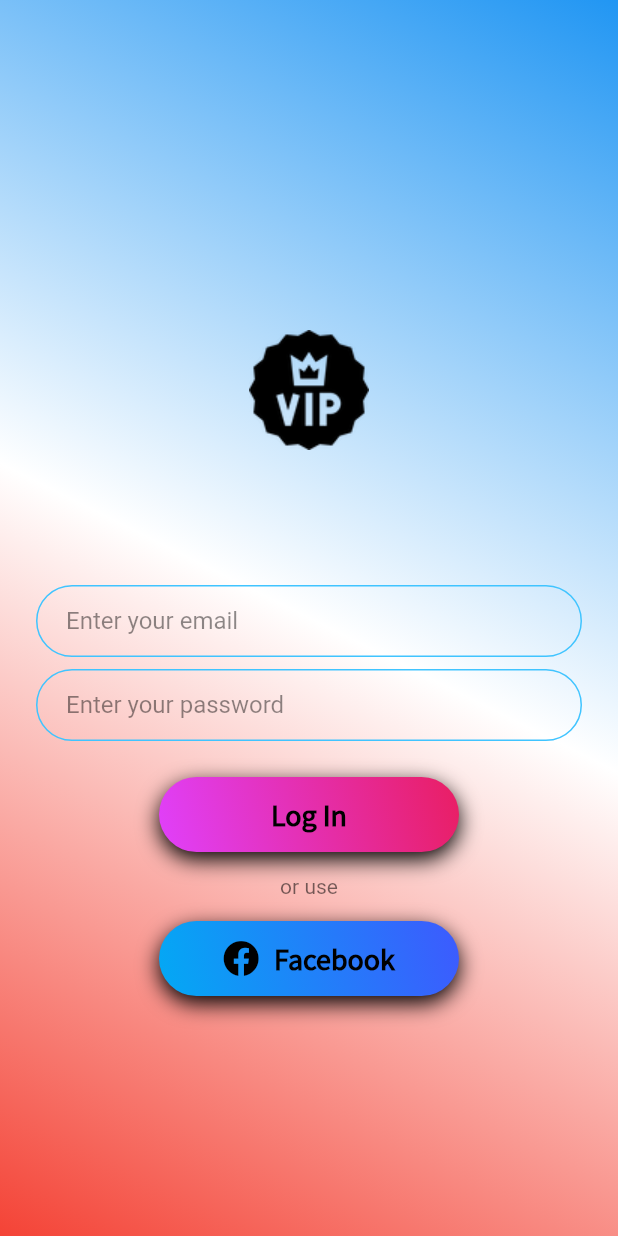
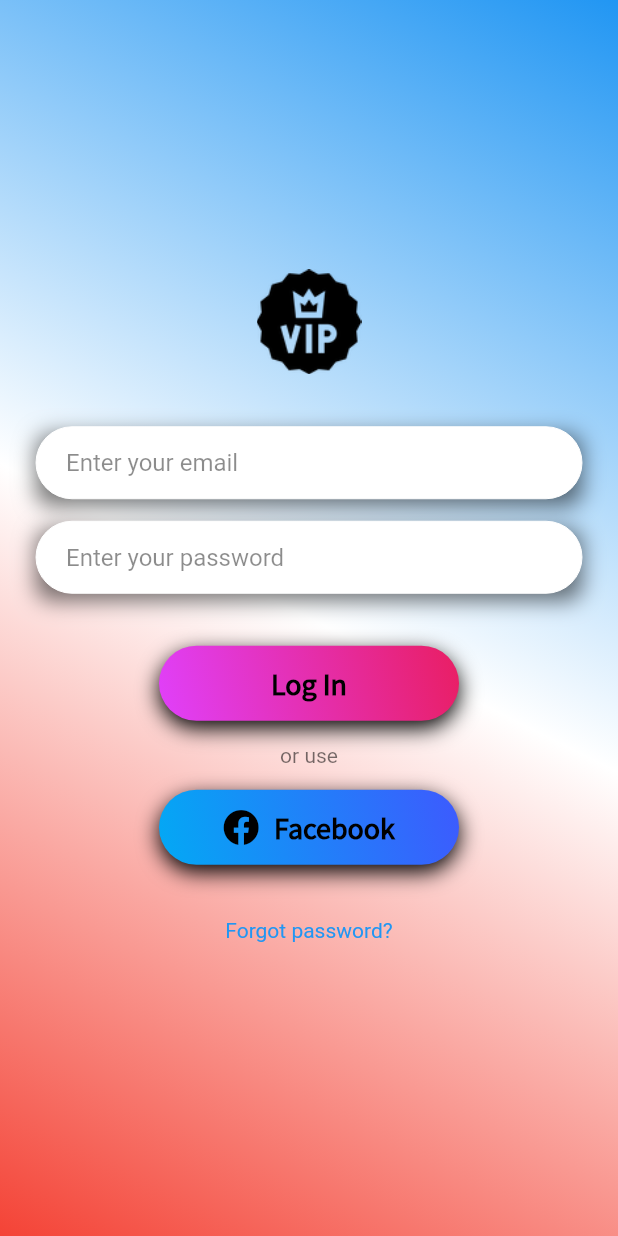
Before and after one commit to tpal-dev/Flutter_iOS_Android_Web_VIP_CHAT, a Flutter app: the screen it shows after launch, on a phone screen of 412 x 824 dp. Run offline on Flutter 3.47's test engine with Material 2 defaults, Android fonts, the phone set to English and light mode, and no system bars; our stand-ins replace animated_text_kit, font_awesome_flutter.

Commit message:
changed UI in login_screen.dart

```diff
--- a/lib/screens/login_screen.dart
+++ b/lib/screens/login_screen.dart
@@ -29,14 +29,24 @@ class _LoginScreenState extends State<LoginScreen> {
             mainAxisAlignment: MainAxisAlignment.center,
             children: <Widget>[
               Container(
-                height: 200.0,
+                height: 70.0,
                 child: Image.asset('images/logo.png'),
               ),
               SizedBox(
-                height: 30.0,
+                height: 35.0,
               ),
               Container(
                 constraints: BoxConstraints(maxWidth: 400.0),
+                decoration: BoxDecoration(
+                  borderRadius: BorderRadius.circular(10),
+                  boxShadow: [
+                    BoxShadow(
+                      color: Colors.black54,
+                      blurRadius: 12.0,
+                      offset: Offset(0.0, 5.0),
+                    ),
+                  ],
+                ),
                 child: TextField(
                   onChanged: (value) {
                     //user input.
@@ -45,18 +55,16 @@ class _LoginScreenState extends State<LoginScreen> {
                     color: Colors.black,
                   ),
                   decoration: InputDecoration(
+                    filled: true,
+                    fillColor: Colors.white,
                     hintText: 'Enter your email',
                     hintStyle: TextStyle(
                       color: Colors.black45,
                     ),
                     contentPadding:
                         EdgeInsets.symmetric(vertical: 10.0, horizontal: 20.0),
-                    border: OutlineInputBorder(
-                      borderRadius: BorderRadius.all(Radius.circular(32.0)),
-                    ),
                     enabledBorder: OutlineInputBorder(
-                      borderSide:
-                          BorderSide(color: Colors.lightBlueAccent, width: 1.0),
+                      borderSide: BorderSide(color: Colors.white, width: 0.0),
                       borderRadius: BorderRadius.all(Radius.circular(32.0)),
                     ),
                     focusedBorder: OutlineInputBorder(
@@ -68,10 +76,20 @@ class _LoginScreenState extends State<LoginScreen> {
                 ),
               ),
               SizedBox(
-                height: 8.0,
+                height: 15.0,
               ),
               Container(
                 constraints: BoxConstraints(maxWidth: 400.0),
+                decoration: BoxDecoration(
+                  borderRadius: BorderRadius.circular(10),
+                  boxShadow: [
+                    BoxShadow(
+                      color: Colors.black54,
+                      blurRadius: 12.0,
+                      offset: Offset(0.0, 5.0),
+                    ),
+                  ],
+                ),
                 child: TextField(
                   onChanged: (value) {
                     //user input.
@@ -80,18 +98,16 @@ class _LoginScreenState extends State<LoginScreen> {
                     color: Colors.black,
                   ),
                   decoration: InputDecoration(
+                    filled: true,
+                    fillColor: Colors.white,
                     hintText: 'Enter your password',
                     hintStyle: TextStyle(
                       color: Colors.black45,
                     ),
                     contentPadding:
                         EdgeInsets.symmetric(vertical: 10.0, horizontal: 20.0),
-                    border: OutlineInputBorder(
-                      borderRadius: BorderRadius.all(Radius.circular(32.0)),
-                    ),
                     enabledBorder: OutlineInputBorder(
-                      borderSide:
-                          BorderSide(color: Colors.lightBlueAccent, width: 1.0),
+                      borderSide: BorderSide(color: Colors.white, width: 0.0),
                       borderRadius: BorderRadius.all(Radius.circular(32.0)),
                     ),
                     focusedBorder: OutlineInputBorder(
@@ -103,7 +119,7 @@ class _LoginScreenState extends State<LoginScreen> {
                 ),
               ),
               SizedBox(
-                height: 24.0,
+                height: 35.0,
               ),
               AnimatedButton(
                 width: 200.0,
@@ -147,6 +163,18 @@ class _LoginScreenState extends State<LoginScreen> {
                 fontFamily: 'SourceSansPro',
                 fontWeight: FontWeight.bold,
               ),
+              SizedBox(
+                height: 20.0,
+              ),
+              RawMaterialButton(
+                textStyle: TextStyle(
+                  color: Colors.blue,
+                ),
+                splashColor: Colors.transparent,
+                highlightColor: Colors.transparent,
+                onPressed: () {},
+                child: Text('Forgot password?'),
+              ),
             ],
           ),
         ),
--- a/lib/screens/welcome_screen.dart
+++ b/lib/screens/welcome_screen.dart
@@ -30,11 +30,6 @@ class _WelcomeScreenState extends State<WelcomeScreen> {
           textStyle: TextStyle(fontSize: 40.0, fontFamily: 'BungeeShade'),
           textAlign: TextAlign.start,
         ),
-        // child: Text('CHAT',
-        //     style: TextStyle(
-        //         fontSize: 50.0,
-        //         fontFamily: 'BungeeShade',
-        //         color: Colors.black)),
       );
     } else {
       return ColorizeAnimatedTextKit(
```
